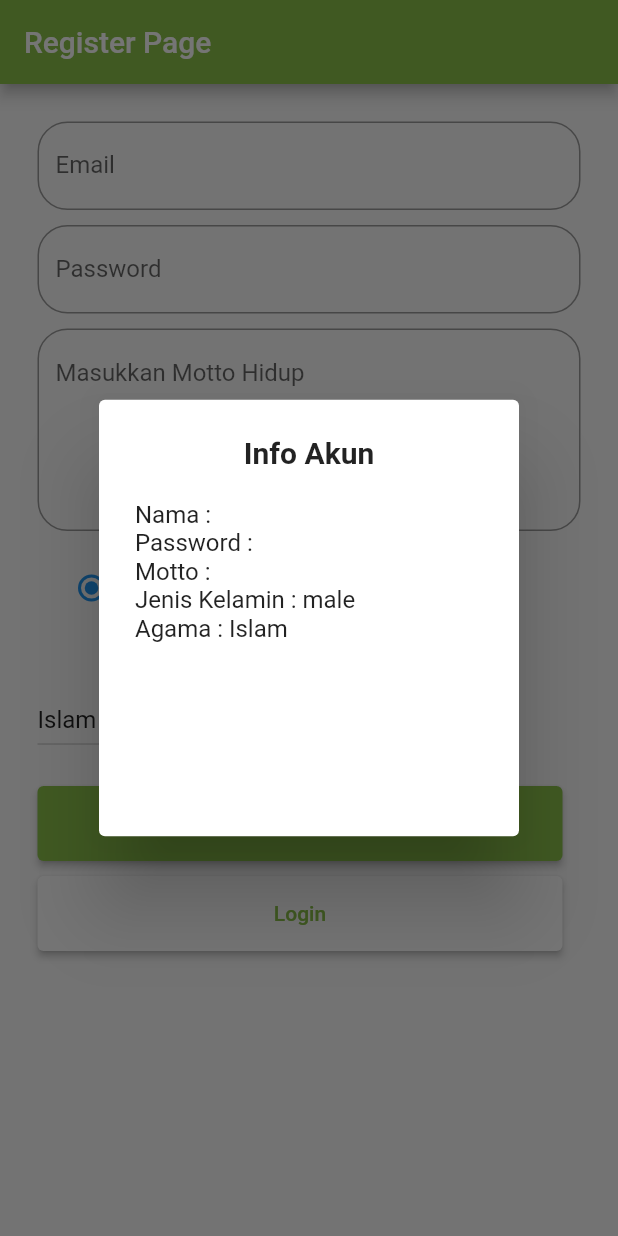
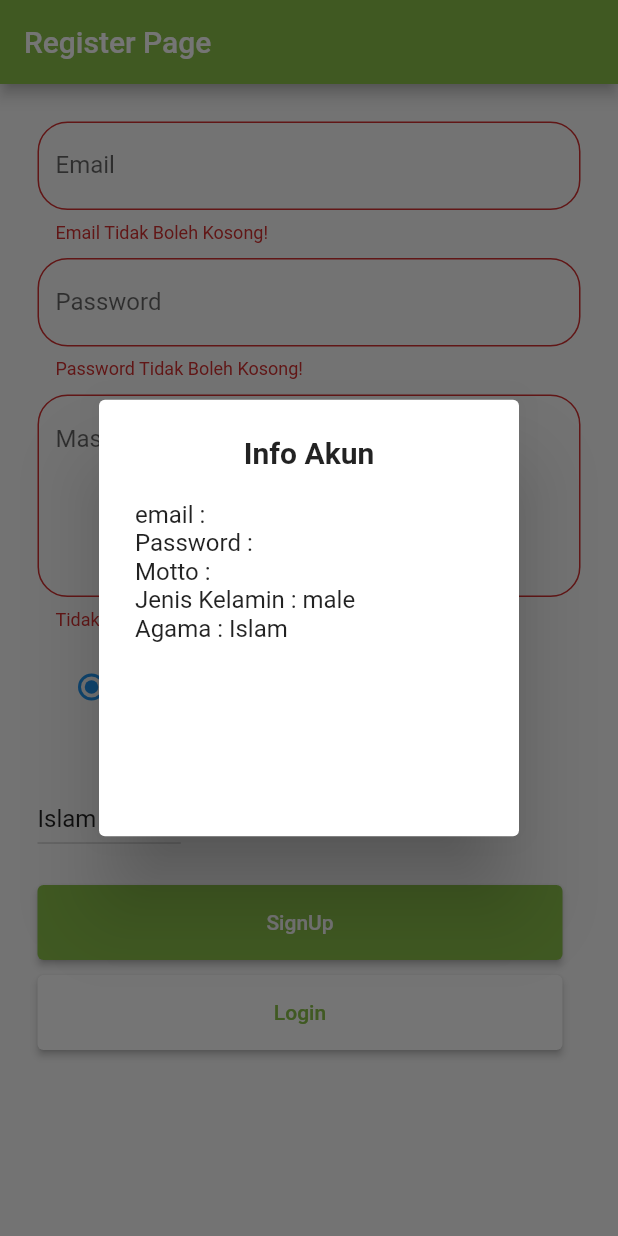
Before and after one commit to Dyy2001/Task2_Flutter, a Flutter app: the screen it shows after launch, after a tap on "SignUp", on a phone screen of 412 x 824 dp. Run offline on Flutter 3.47's test engine with Material 2 defaults, Android fonts, the phone set to English and light mode, and no system bars.

Commit message:
revisi kode

```diff
--- a/lib/registrasi.dart
+++ b/lib/registrasi.dart
@@ -19,9 +19,20 @@ class _RegistrasiPageState extends State<RegistrasiPage> {
   ];
   String _selectItem = 'Islam';
 
-  final TextEditingController _nama = TextEditingController();
+  GlobalKey<FormState> _key = GlobalKey();
+  final TextEditingController _email = TextEditingController();
   final TextEditingController _password = TextEditingController();
   final TextEditingController _motto = TextEditingController();
+
+  void validasiText() {
+    if (_key.currentState!.validate()) {
+      if (_email.text.isEmpty &&
+          _password.text.isEmpty &&
+          _motto.text.isEmpty) {
+        print("Data tidak boleh kosong");
+      }
+    }
+  }
 
   @override
   Widget build(BuildContext context) {
@@ -32,6 +43,7 @@ class _RegistrasiPageState extends State<RegistrasiPage> {
         ),
         body: SingleChildScrollView(
           child: Form(
+            key: _key,
             child: SafeArea(
               child: Padding(
                 padding: const EdgeInsets.all(25),
@@ -39,23 +51,35 @@ class _RegistrasiPageState extends State<RegistrasiPage> {
                   crossAxisAlignment: CrossAxisAlignment.start,
                   children: [
                     TextFormField(
+                      controller: _email,
                       decoration: InputDecoration(
                         labelText: "Email",
                         border: OutlineInputBorder(
                           borderRadius: BorderRadius.circular(20),
                         ),
                       ),
+                      validator: (e) {
+                        if (e!.isEmpty) {
+                          return "Email Tidak Boleh Kosong!";
+                        }
+                      },
                     ),
                     const SizedBox(
                       height: 10,
                     ),
                     TextFormField(
+                      controller: _password,
                       decoration: InputDecoration(
                         labelText: "Password",
                         border: OutlineInputBorder(
                           borderRadius: BorderRadius.circular(20),
                         ),
                       ),
+                      validator: (e) {
+                        if (e!.isEmpty) {
+                          return "Password Tidak Boleh Kosong!";
+                        }
+                      },
                     ),
                     const SizedBox(
                       height: 10,
@@ -68,6 +92,11 @@ class _RegistrasiPageState extends State<RegistrasiPage> {
                           border: OutlineInputBorder(
                             borderRadius: BorderRadius.circular(20),
                           )),
+                      validator: (e) {
+                        if (e!.isEmpty) {
+                          return "Tidak Boleh Kosong!";
+                        }
+                      },
                     ),
                     const SizedBox(
                       height: 10,
@@ -132,6 +161,7 @@ class _RegistrasiPageState extends State<RegistrasiPage> {
                               MaterialStateProperty.all(Colors.lightGreen)),
                       //TextStyle: Te
                       onPressed: () {
+                        validasiText();
                         showDialog(
                             context: context,
                             builder: (context) {
@@ -148,7 +178,7 @@ class _RegistrasiPageState extends State<RegistrasiPage> {
                                         CrossAxisAlignment.start,
                                     mainAxisAlignment: MainAxisAlignment.start,
                                     children: [
-                                      Text("Nama : ${_nama.text}"),
+                                      Text("email : ${_email.text}"),
                                       Text("Password : ${_password.text}"),
                                       Text("Motto : ${_motto.text}"),
                                       Text("Jenis Kelamin : ${gender}"),
```
